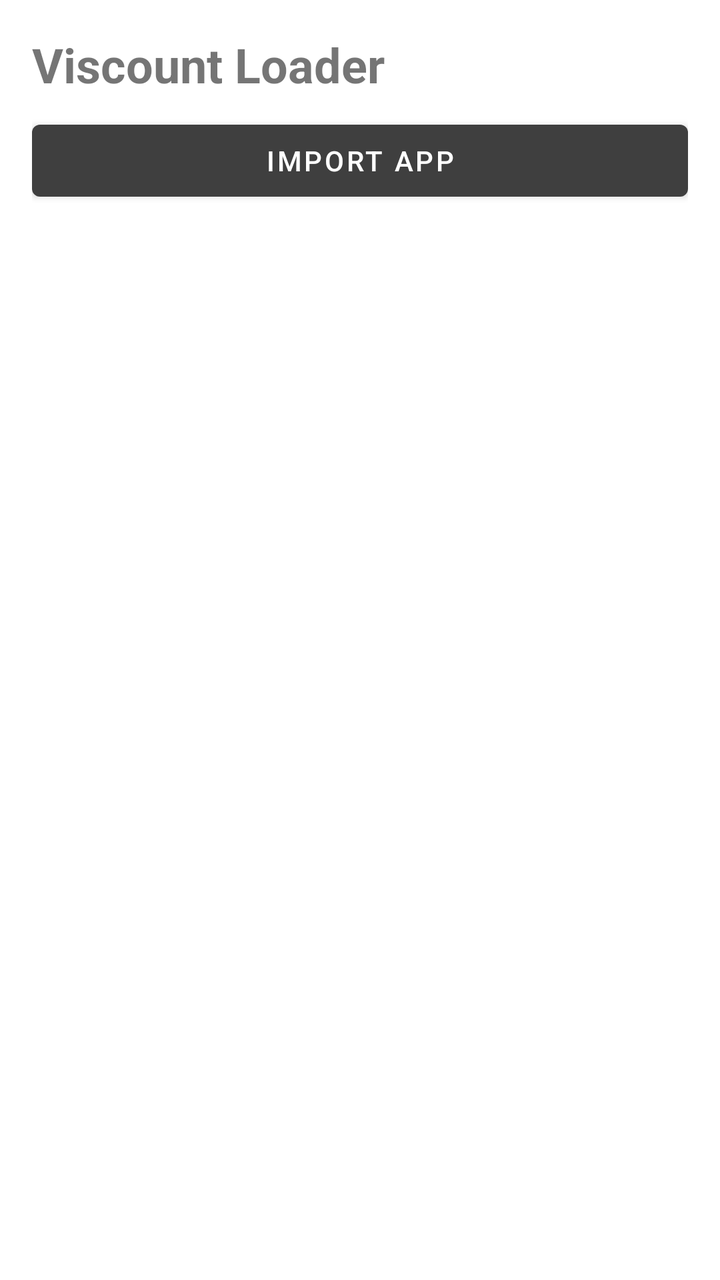
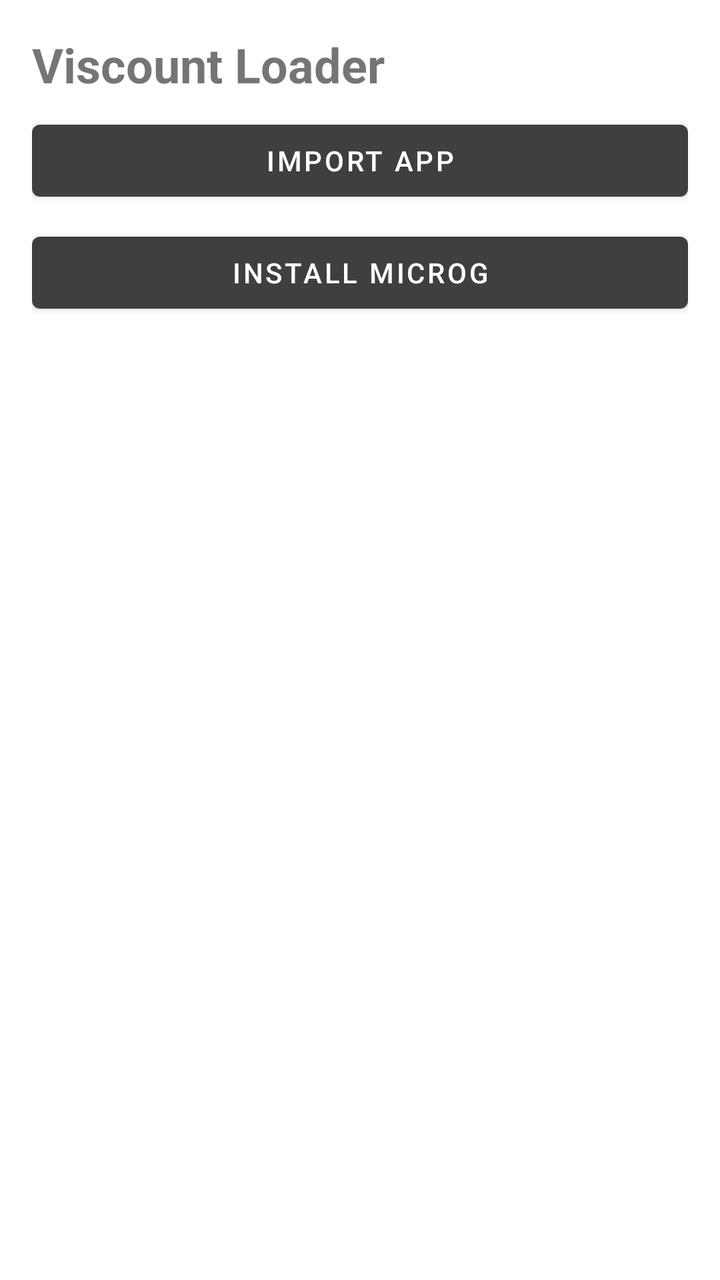

The first picture is an Android layout as it rendered before a commit; the second is the same layout after the commit. The layout source and the unified diff follow.
<!-- AndroidManifest.xml: application theme Theme.BlackBox -->
<!-- res/layout/activity_main.xml -->
<?xml version="1.0" encoding="utf-8"?>
<LinearLayout xmlns:android="http://schemas.android.com/apk/res/android"
    android:layout_width="match_parent"
    android:layout_height="match_parent"
    android:orientation="vertical"
    android:padding="16dp">

    <TextView
        android:id="@+id/tv_status"
        android:layout_width="wrap_content"
        android:layout_height="wrap_content"
        android:text="Viscount Loader"
        android:textSize="24sp"
        android:textStyle="bold"
        android:layout_marginBottom="8dp" />


    <Button
        android:id="@+id/btn_get_app"
        android:layout_width="match_parent"
        android:layout_height="wrap_content"
        android:text="Import App"
        android:layout_marginBottom="8dp" />

    <TextView
        android:id="@+id/tv_empty"
        android:layout_width="match_parent"
        android:layout_height="wrap_content"
        android:text="Loading installed apps..."
        android:visibility="gone" />

    <ScrollView
        android:layout_width="match_parent"
        android:layout_height="0dp"
        android:layout_weight="1">

        <LinearLayout
            android:id="@+id/apps_container"
            android:layout_width="match_parent"
            android:layout_height="wrap_content"
            android:orientation="vertical" />
    </ScrollView>

</LinearLayout>
<!-- resources referenced by this layout -->
<resources>
  <style name="Theme.BlackBox" parent="Theme.MaterialComponents.Light.NoActionBar">
          <item name="colorPrimary">@color/primary</item>
          <item name="colorPrimaryVariant">@color/primary_dark</item>
          <item name="colorOnPrimary">@color/white</item>
          <item name="colorSecondary">@color/primary_light</item>
          <item name="colorSecondaryVariant">@color/primary</item>
          <item name="colorOnSecondary">@color/white</item>
          <item name="android:statusBarColor" tools:targetApi="l">?attr/colorPrimaryVariant</item>
          <item name="android:forceDarkAllowed" tools:targetApi="q">false</item>
      </style>
  <color name="primary">#3F3F3F</color>
  <color name="primary_dark">#3F3F3F</color>
  <color name="white">#FFFFFFFF</color>
  <color name="primary_light">#3F3F3F</color>
</resources>

<!-- the commit's change to res/layout/activity_main.xml (unified diff, before → after) -->
@@ -22,6 +22,13 @@
         android:text="Import App"
         android:layout_marginBottom="8dp" />
 
+    <Button
+        android:id="@+id/btn_install_microg"
+        android:layout_width="match_parent"
+        android:layout_height="wrap_content"
+        android:text="Install microG"
+        android:layout_marginBottom="8dp" />
+
     <TextView
         android:id="@+id/tv_empty"
         android:layout_width="match_parent"
